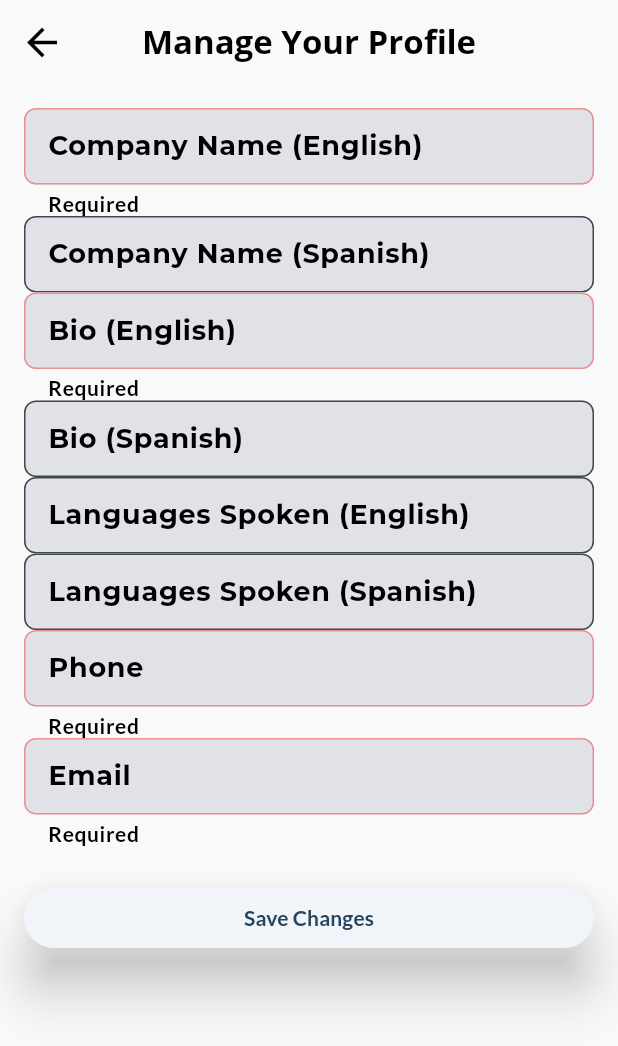
After one commit to AllyTechEngineering/my_right_portal, a Flutter app: the LawyerProfileFormScreen screen opened by its route, after a tap on "Save Changes", on a phone screen of 412 x 824 dp. The commit adds this screen. Shown: the top 1046 px of the screen. Run offline on Flutter 3.47's test engine with Material 3 defaults, Android fonts, the phone set to English and light mode, and no system bars; our stand-ins replace auto_size_text, bloc, cloud_firestore, csv, equatable, firebase_auth and 4 more; missing offline and left inert: dart:js, flutter_libphonenumber; accounts and stored records are empty; generated files the repository leaves out were written again; statements that could not run were skipped.

Commit message:
Added profile screen and tested on the firebase collection: worked

```diff
--- a/lib/features/auth/login_screen.dart
+++ b/lib/features/auth/login_screen.dart
@@ -36,7 +36,7 @@ class _LoginScreenState extends State<LoginScreen> {
           ScaffoldMessenger.of(
             context,
           ).showSnackBar(const SnackBar(content: Text('Login successful')));
-          Navigator.pushReplacementNamed(context, '/lawyer-dashboard');
+          Navigator.pushReplacementNamed(context, '/auth-gate');
         }
       });
     } on FirebaseAuthException catch (e) {
--- /dev/null
+++ b/lib/features/data/lawyer_profile_form_screen.dart
@@ -0,0 +1,116 @@
+import 'package:flutter/material.dart';
+import 'package:cloud_firestore/cloud_firestore.dart';
+import 'package:firebase_auth/firebase_auth.dart';
+import 'package:my_right_portal/models/lawyer_profile_field.dart';
+
+class LawyerProfileFormScreen extends StatefulWidget {
+  const LawyerProfileFormScreen({super.key});
+
+  @override
+  State<LawyerProfileFormScreen> createState() =>
+      _LawyerProfileFormScreenState();
+}
+
+class _LawyerProfileFormScreenState extends State<LawyerProfileFormScreen> {
+  final _formKey = GlobalKey<FormState>();
+  final Map<String, String> _formData = {};
+
+  final List<LawyerProfileField> _fields = const [
+    LawyerProfileField(
+      key: 'companyNameEn',
+      label: 'Company Name (English)',
+      required: true,
+    ),
+    LawyerProfileField(key: 'companyNameEs', label: 'Company Name (Spanish)'),
+    LawyerProfileField(key: 'bioEn', label: 'Bio (English)', required: true),
+    LawyerProfileField(key: 'bioEs', label: 'Bio (Spanish)'),
+    LawyerProfileField(key: 'languagesEn', label: 'Languages Spoken (English)'),
+    LawyerProfileField(key: 'languagesEs', label: 'Languages Spoken (Spanish)'),
+    LawyerProfileField(key: 'phone', label: 'Phone', required: true),
+    LawyerProfileField(key: 'email', label: 'Email', required: true),
+  ];
+
+  @override
+  void initState() {
+    super.initState();
+    _loadProfile();
+  }
+
+  Future<void> _loadProfile() async {
+    final uid = FirebaseAuth.instance.currentUser?.uid;
+    if (uid == null) return;
+
+    final doc =
+        await FirebaseFirestore.instance.collection('lawyers').doc(uid).get();
+    final data = doc.data();
+
+    if (data != null) {
+      setState(() {
+        for (final field in _fields) {
+          _formData[field.key] = data[field.key]?.toString() ?? '';
+        }
+      });
+    }
+  }
+
+  Future<void> _saveProfile() async {
+    if (!_formKey.currentState!.validate()) return;
+    _formKey.currentState!.save();
+
+    final uid = FirebaseAuth.instance.currentUser?.uid;
+    if (uid == null) return;
+
+    try {
+      await FirebaseFirestore.instance
+          .collection('lawyers')
+          .doc(uid)
+          .update(_formData);
+      if (!mounted) return;
+      ScaffoldMessenger.of(context).showSnackBar(
+        const SnackBar(content: Text('✅ Profile updated successfully')),
+      );
+    } catch (e) {
+      debugPrint('❌ Error updating profile: $e');
+      if (!mounted) return;
+      ScaffoldMessenger.of(context).showSnackBar(
+        const SnackBar(content: Text('⚠️ Failed to update profile')),
+      );
+    }
+  }
+
+  @override
+  Widget build(BuildContext context) {
+    return Scaffold(
+      appBar: AppBar(title: const Text('Manage Your Profile')),
+      body: Padding(
+        padding: const EdgeInsets.all(16.0),
+        child: Form(
+          key: _formKey,
+          child: ListView(
+            children: [
+              for (final field in _fields)
+                TextFormField(
+                  initialValue: _formData[field.key] ?? '',
+                  decoration: InputDecoration(labelText: field.label),
+                  validator:
+                      field.required
+                          ? (value) =>
+                              (value == null || value.trim().isEmpty)
+                                  ? 'Required'
+                                  : null
+                          : null,
+                  onSaved:
+                      (value) => _formData[field.key] = value?.trim() ?? '',
+                ),
+              const SizedBox(height: 24),
+              ElevatedButton(
+                onPressed: _saveProfile,
+                child: const Text('Save Changes'),
+              ),
+            ],
+          ),
+        ),
+      ),
+    );
+  }
+}
--- a/lib/features/home/app_store_buttons.dart
+++ b/lib/features/home/app_store_buttons.dart
@@ -5,6 +5,10 @@ import 'package:my_right_portal/widgets/custom_text_widget.dart';
 import 'package:url_launcher/url_launcher.dart';
 import 'dart:js' as js;
 
+/*
+'dart:js' is deprecated and shouldn't be used. Use dart:js_interop instead.
+Try replacing the use of the deprecated member with the replacement.
+*/
 class AppStoreButtons extends StatelessWidget {
   final double screenHeight;
   final double screenWidth;
--- a/lib/features/profile/lawyer_dashboard_screen.dart
+++ b/lib/features/profile/lawyer_dashboard_screen.dart
@@ -20,9 +20,10 @@ class LawyerDashboardScreen extends StatelessWidget {
         child: Center(
           child: ConstrainedBox(
             constraints: const BoxConstraints(maxWidth: 1200),
-            child: isDesktop
-                ? _buildDesktopLayout(context)
-                : _buildMobileOrTabletLayout(context, isTablet),
+            child:
+                isDesktop
+                    ? _buildDesktopLayout(context)
+                    : _buildMobileOrTabletLayout(context, isTablet),
           ),
         ),
       ),
@@ -62,7 +63,10 @@ class _ProfileSummaryCard extends StatelessWidget {
         child: Column(
           crossAxisAlignment: CrossAxisAlignment.start,
           children: [
-            const Text('👤 Profile Summary', style: TextStyle(fontSize: 18, fontWeight: FontWeight.bold)),
+            const Text(
+              '👤 Profile Summary',
+              style: TextStyle(fontSize: 18, fontWeight: FontWeight.bold),
+            ),
             const SizedBox(height: 12),
             const Text('Name: Jane Doe, Esq.'),
             const Text('Law Firm: Justice Partners LLC'),
@@ -76,6 +80,15 @@ class _ProfileSummaryCard extends StatelessWidget {
                 onPressed: () {
                   // TODO: Navigate to edit profile screen
                 },
+              ),
+            ),
+            const SizedBox(height: 8),
+            Align(
+              alignment: Alignment.centerRight,
+              child: ElevatedButton(
+                onPressed:
+                    () => Navigator.pushNamed(context, '/lawyer-profile-form'),
+                child: const Text('Manage Your Profile'),
               ),
             ),
           ],
@@ -95,7 +108,10 @@ class _BillingSummaryCard extends StatelessWidget {
         child: Column(
           crossAxisAlignment: CrossAxisAlignment.start,
           children: [
-            const Text('💳 Billing Summary', style: TextStyle(fontSize: 18, fontWeight: FontWeight.bold)),
+            const Text(
+              '💳 Billing Summary',
+              style: TextStyle(fontSize: 18, fontWeight: FontWeight.bold),
+            ),
             const SizedBox(height: 12),
             const Text('Status: Active'),
             const Text('Next Payment: May 10, 2025'),
--- a/lib/main.dart
+++ b/lib/main.dart
@@ -8,9 +8,12 @@ import 'package:my_right_portal/features/auth/auth_gate.dart';
 import 'package:my_right_portal/features/auth/login_screen.dart';
 import 'package:my_right_portal/features/auth/signup_screen.dart';
 import 'package:my_right_portal/features/auth/verify_email_screen.dart';
+import 'package:my_right_portal/features/data/lawyer_profile_form_screen.dart';
 import 'package:my_right_portal/features/home/home_screen.dart';
 import 'package:my_right_portal/features/profile/lawyer_dashboard_screen.dart';
+import 'package:my_right_portal/features/subscription/subscription_prompt_screen.dart';
 import 'package:my_right_portal/firebase_options.dart';
+// import 'package:my_right_portal/upload_csv_to_firestore.dart';
 import 'package:my_right_portal/utils/custom_app_theme.dart';
 import 'package:flutter_gen/gen_l10n/app_localizations.dart';
 import 'package:shared_preferences/shared_preferences.dart';
@@ -55,6 +58,8 @@ class MyApp extends StatelessWidget {
               '/verify-email': (context) => const VerifyEmailScreen(),
               '/signup': (context) => const SignupScreen(),
               '/lawyer-dashboard': (context) => const LawyerDashboardScreen(),
+              '/subscription-prompt': (context) => const SubscriptionPromptScreen(),
+              '/lawyer-profile-form': (context) => const LawyerProfileFormScreen(),
             },
           );
         },
--- /dev/null
+++ b/lib/models/lawyer_profile_field.dart
@@ -0,0 +1,11 @@
+class LawyerProfileField {
+  final String key;
+  final String label;
+  final bool required;
+
+  const LawyerProfileField({
+    required this.key,
+    required this.label,
+    this.required = false,
+  });
+}
--- a/pubspec.yaml
+++ b/pubspec.yaml
@@ -64,6 +64,7 @@ dependencies:
   http: ^1.3.0
   flutter_svg: ^2.0.17
   shared_preferences_web: ^2.4.3
+  csv: ^6.0.0
 
 dev_dependencies:
   flutter_test:
@@ -87,6 +88,7 @@ flutter:
     - assets/images/app_store_badge_es.png
     - assets/images/google_play_store_badge_en.png
     - assets/images/google_play_store_badge_es.png
+    - assets/srv_prov_contact_info.csv
   uses-material-design: true
   generate: true
 
```
Also changed, not shown: lib/features/auth/auth_gate.dart (+19 -4 lines), lib/features/auth/signup_screen.dart (+28 -5 lines), lib/features/home/home_screen.dart (+16 -4 lines), lib/features/subscription/subscription_prompt_screen.dart (added, +53 -0 lines), lib/upload_csv_to_firestore.dart (added, +97 -0 lines), lib/widgets/custom_text_widget.dart (+6 -2 lines), assets/srv_prov_contact_info.csv (added), lib/features/data/data_entry_screen.dart (deleted), lib/features/subscription/subscription_screen.dart (deleted), pubspec.lock, 1 other file.
